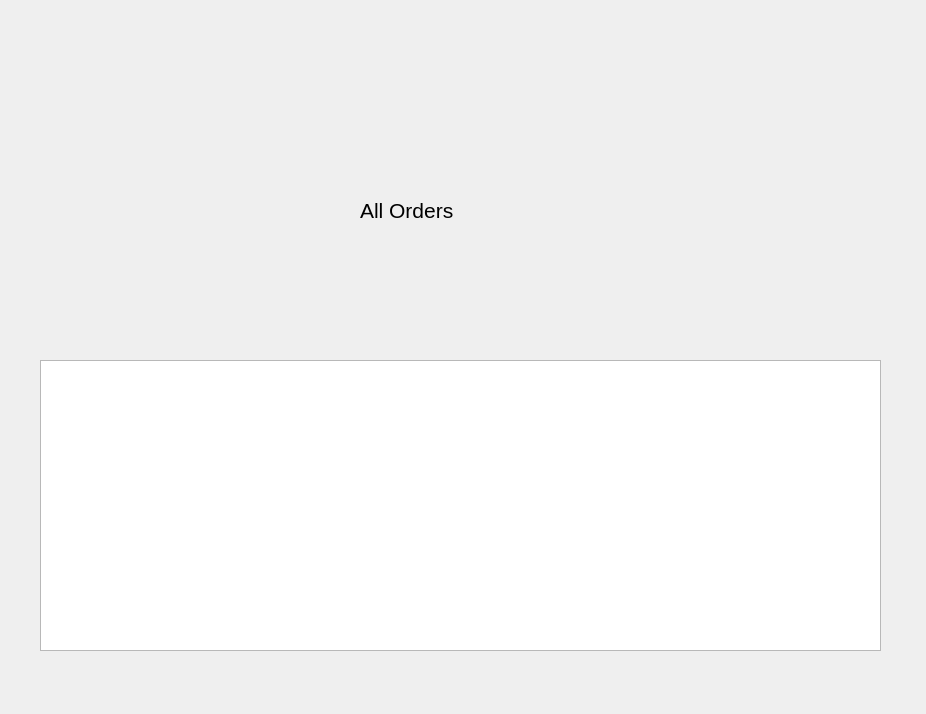
Qt form Project/Python Files/UIFiles/AllOrdersDialog.ui (Parth-05/DATA-225-Final-Project) before a commit.
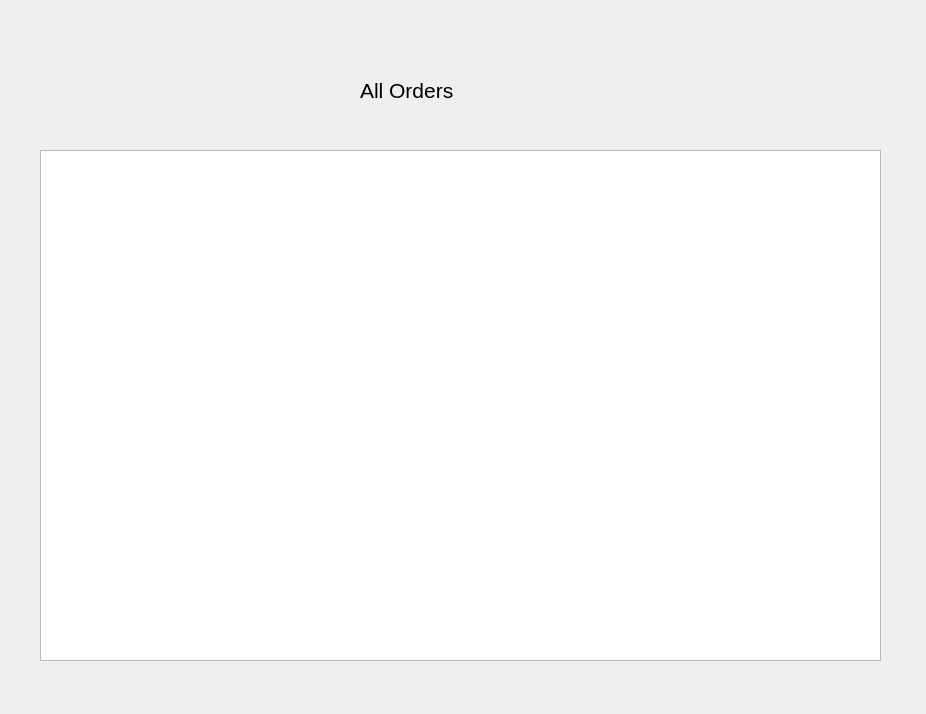
The same form after that commit.

```diff
--- a/Project/Python Files/UIFiles/AllOrdersDialog.ui
+++ b/Project/Python Files/UIFiles/AllOrdersDialog.ui
@@ -17,7 +17,7 @@
    <property name="geometry">
     <rect>
      <x>360</x>
-     <y>190</y>
+     <y>70</y>
      <width>231</width>
      <height>41</height>
     </rect>
@@ -35,9 +35,9 @@
    <property name="geometry">
     <rect>
      <x>40</x>
-     <y>360</y>
+     <y>150</y>
      <width>841</width>
-     <height>291</height>
+     <height>511</height>
     </rect>
    </property>
   </widget>
```
